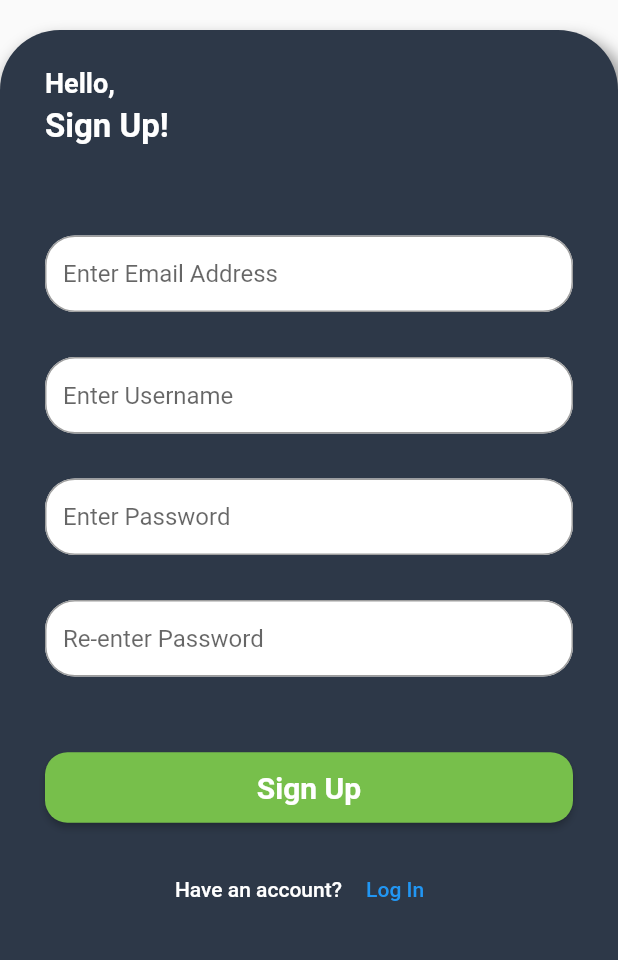
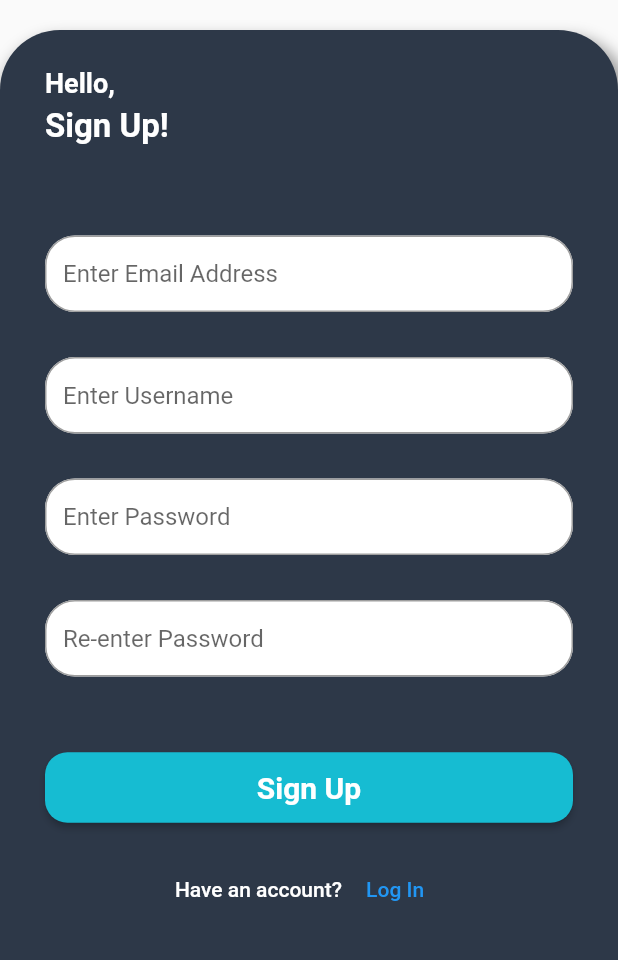
Before and after one commit to OpendataDeveloperNetwork/ODEN-DEMO-APP-Public-Art, a Flutter app: the LoginPage screen opened by its route, after a tap on "Log In", after a tap on "Sign Up", on a phone screen of 412 x 824 dp, the part 271-1231 px from its top. Run offline on Flutter 3.47's test engine with Material 2 defaults, Android fonts, the phone set to English and light mode, and no system bars; our stand-ins replace cloud_firestore, firebase_auth, firebase_core, geocoding, geolocator, google_maps_flutter and 3 more; missing offline and left inert: dart:ffi, google_maps_cluster_manager; accounts and stored records are empty; generated files the repository leaves out were written again; network calls fail.

Commit message:
Changed the button's colour

```diff
--- a/lib/screens/login.dart
+++ b/lib/screens/login.dart
@@ -124,7 +124,7 @@ class _LoginBodyState extends State<LoginBody> {
         child: ElevatedButton(
           onPressed: () => signInWithEmailAndPassword(context),
           style: ElevatedButton.styleFrom(
-            backgroundColor: const Color(0xFF77BF4B),
+            backgroundColor: const Color(0xFF16BCD2),
             padding: const EdgeInsets.fromLTRB(0, 12, 0, 12),
             shape: RoundedRectangleBorder(
               borderRadius: BorderRadius.circular(15),
--- a/lib/screens/sign_up.dart
+++ b/lib/screens/sign_up.dart
@@ -184,7 +184,7 @@ class _SignUpBodyState extends State<SignUpBody> {
         child: ElevatedButton(
           onPressed: () => signUpWithEmailAndPassword(context),
           style: ElevatedButton.styleFrom(
-            backgroundColor: const Color(0xFF77BF4B),
+            backgroundColor: const Color(0xFF16BCD2),
             padding: const EdgeInsets.fromLTRB(0, 12, 0, 12),
             shape: RoundedRectangleBorder(
               borderRadius: BorderRadius.circular(15),
```
